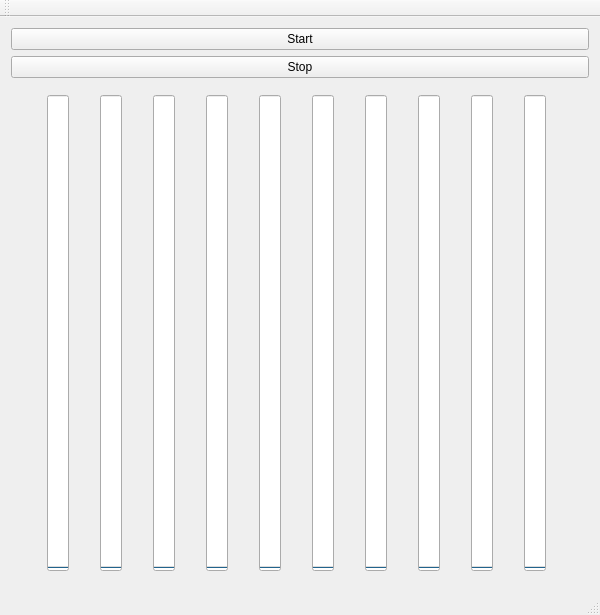
This is KlientEthernet/mainwindow.ui in JakubAdamTaczala/RM-PZ as Qt 5 draws it before an edit. The edited form follows.
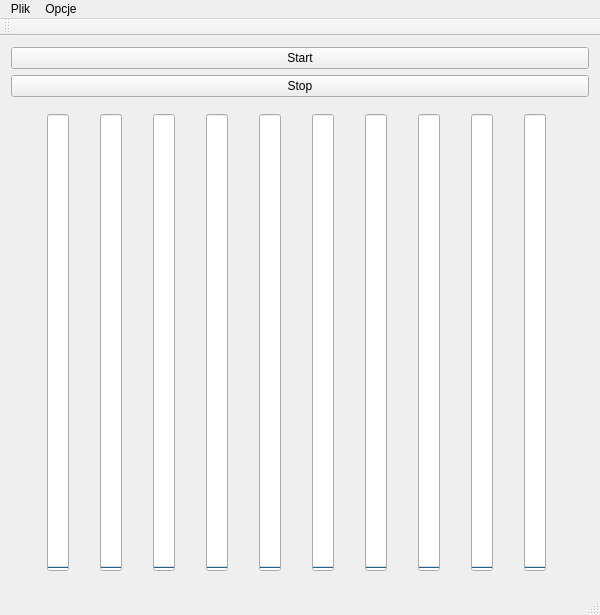
This is the edited form.

```diff
--- a/KlientEthernet/mainwindow.ui
+++ b/KlientEthernet/mainwindow.ui
@@ -194,6 +194,20 @@
      <height>26</height>
     </rect>
    </property>
+   <widget class="QMenu" name="menuPlik">
+    <property name="title">
+     <string>Plik</string>
+    </property>
+    <addaction name="actionZapisz_pomiary"/>
+   </widget>
+   <widget class="QMenu" name="menuOpcje">
+    <property name="title">
+     <string>Opcje</string>
+    </property>
+    <addaction name="actionUstawienia_pomiar_w"/>
+   </widget>
+   <addaction name="menuPlik"/>
+   <addaction name="menuOpcje"/>
   </widget>
   <widget class="QToolBar" name="mainToolBar">
    <attribute name="toolBarArea">
```
Left out of the diff: 10 changed lines with no effect on the pictures.
